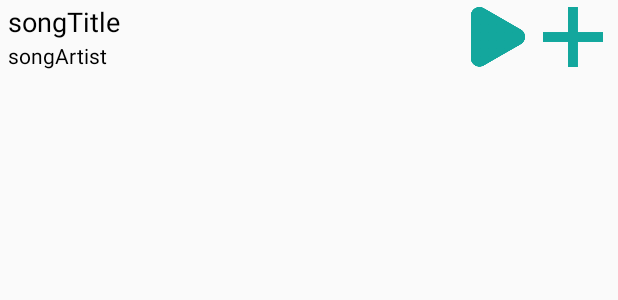
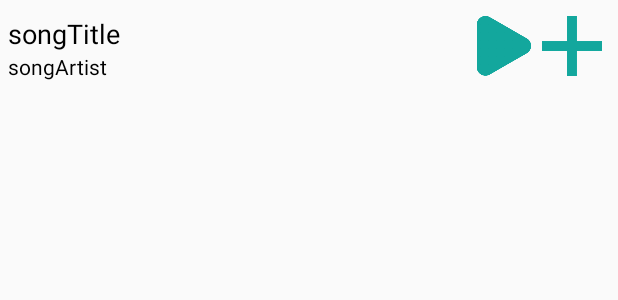
Before and after one commit to Corryn/OctaveMusicApp, an Android app: the layout list_item_song.xml on its own in the app's theme, with its tools: preview values and no code run, on a phone screen of 412 x 824 dp. Shown: the top 300 px of the screen. Run offline under Robolectric (Android 15) with nearby library versions, the phone set to English and light mode, and no system bars.

Commit message:
Refactor ArtistAdapter and SongAdapter to use RecyclerView+ListAdapter

```diff
--- a/app/src/main/java/com/corryn/octave/Player.kt
+++ b/app/src/main/java/com/corryn/octave/Player.kt
@@ -207,14 +207,14 @@ object Player {
         }
     }
 
-    fun filterSongs(query: String): SongAdapter {
+    fun filterSongs(query: String): List<Song> {
         val result = ArrayList<Song>()
         for (s in viewedList!!) {
             if (s.title.toLowerCase().contains(query.toLowerCase())) {
                 result.add(s)
             }
         }
-        return SongAdapter(context, R.layout.list_item_song, result)
+        return result
     }
 
     fun getNowPlaying(): Song? {
--- /dev/null
+++ b/app/src/main/res/drawable/blank_divider.xml
@@ -0,0 +1,5 @@
+<?xml version="1.0" encoding="utf-8"?>
+<shape xmlns:android="http://schemas.android.com/apk/res/android">
+    <size android:height="5dp" />
+    <solid android:color="@color/transparent" />
+</shape>
--- a/app/src/main/res/layout/fragment_player.xml
+++ b/app/src/main/res/layout/fragment_player.xml
@@ -172,14 +172,12 @@
             android:layout_marginTop="5dp"
             android:layout_below="@id/searchBar">
 
-            <ListView
+            <androidx.recyclerview.widget.RecyclerView
                 android:id="@+id/playerMenuList"
                 android:layout_width="0dp"
                 android:layout_weight="0.7"
                 android:layout_height="match_parent"
-                android:layout_margin="5dp"
-                android:dividerHeight="5dp"
-                android:divider="#FFFFFF" />
+                android:layout_margin="5dp" />
 
             <ImageView
                 android:id="@+id/playerMenuArt"
--- a/app/src/main/res/layout/list_item_song.xml
+++ b/app/src/main/res/layout/list_item_song.xml
@@ -1,65 +1,67 @@
 <?xml version="1.0" encoding="utf-8"?>
-<RelativeLayout xmlns:android="http://schemas.android.com/apk/res/android"
-    android:orientation="vertical" android:layout_width="match_parent"
-    android:layout_height="50dp"
-    android:focusable="false"
-    android:focusableInTouchMode="false"
-    android:descendantFocusability="blocksDescendants">
+<androidx.constraintlayout.widget.ConstraintLayout xmlns:android="http://schemas.android.com/apk/res/android"
+    xmlns:app="http://schemas.android.com/apk/res-auto"
+    xmlns:tools="http://schemas.android.com/tools"
+    android:layout_width="match_parent"
+    android:layout_height="wrap_content"
+    android:padding="5dp">
 
     <TextView
         android:id="@+id/songTitle"
-        android:text="songTitle"
-        android:layout_width="match_parent"
-        android:focusable="true"
-        android:focusableInTouchMode="true"
+        android:layout_width="0dp"
+        android:layout_height="wrap_content"
+        android:layout_marginTop="2dp"
+        android:ellipsize="marquee"
+        android:marqueeRepeatLimit="marquee_forever"
+        android:scrollHorizontally="true"
         android:singleLine="true"
-        android:ellipsize="marquee"
-        android:marqueeRepeatLimit ="marquee_forever"
-        android:scrollHorizontally="true"
-        android:layout_height="25dp"
-        android:layout_marginTop="2dp"
-        android:layout_toLeftOf="@+id/menuPlay"
-        android:paddingLeft="5dp"
+        android:layout_marginEnd="5dp"
         android:textAppearance="?android:attr/textAppearanceMedium"
         android:textColor="#000000"
-        android:layout_alignParentTop="true"/>
+        app:layout_constraintBottom_toTopOf="@+id/songArtist"
+        app:layout_constraintEnd_toStartOf="@id/menuPlay"
+        app:layout_constraintHorizontal_bias="0.5"
+        app:layout_constraintStart_toStartOf="parent"
+        app:layout_constraintTop_toTopOf="parent"
+        app:layout_constraintVertical_chainStyle="packed"
+        tools:text="songTitle" />
 
     <TextView
         android:id="@+id/songArtist"
-        android:text="songArtist"
-        android:layout_width="match_parent"
-        android:focusable="true"
-        android:focusableInTouchMode="true"
+        android:layout_width="0dp"
+        android:layout_height="wrap_content"
+        android:ellipsize="marquee"
+        android:marqueeRepeatLimit="marquee_forever"
+        android:scrollHorizontally="true"
         android:singleLine="true"
-        android:layout_toLeftOf="@+id/menuPlay"
-        android:ellipsize="marquee"
-        android:marqueeRepeatLimit ="marquee_forever"
-        android:scrollHorizontally="true"
-        android:paddingLeft="5dp"
-        android:layout_height="20dp"
         android:textColor="#000000"
-        android:layout_below="@id/songTitle"/>
+        app:layout_constraintBottom_toBottomOf="parent"
+        app:layout_constraintEnd_toEndOf="@id/songTitle"
+        app:layout_constraintHorizontal_bias="0.5"
+        app:layout_constraintStart_toStartOf="@id/songTitle"
+        app:layout_constraintTop_toBottomOf="@+id/songTitle"
+        tools:text="songArtist" />
 
     <ImageView
         android:id="@+id/menuPlay"
         android:layout_width="40dp"
         android:layout_height="40dp"
+        android:layout_margin="5dp"
         android:src="@drawable/octaveplay"
-        android:layout_centerVertical="true"
-        android:soundEffectsEnabled="false"
-        android:layout_marginRight="10dp"
-        android:layout_toLeftOf="@+id/menuAdd"/>
+        app:layout_constraintBottom_toBottomOf="parent"
+        app:layout_constraintEnd_toStartOf="@id/menuAdd"
+        app:layout_constraintTop_toTopOf="parent" />
 
     <ImageView
         android:id="@+id/menuAdd"
         android:layout_width="40dp"
         android:layout_height="40dp"
+        android:layout_margin="5dp"
         android:src="@drawable/octaveplus"
-        android:layout_marginRight="10dp"
-        android:soundEffectsEnabled="false"
-        android:layout_centerVertical="true"
+        android:textAppearance="?android:attr/textAppearanceLarge"
         android:textColor="#000000"
-        android:textAppearance="?android:attr/textAppearanceLarge"
-        android:layout_alignParentRight="true"/>
+        app:layout_constraintBottom_toBottomOf="parent"
+        app:layout_constraintEnd_toEndOf="parent"
+        app:layout_constraintTop_toTopOf="parent" />
 
-</RelativeLayout>
+</androidx.constraintlayout.widget.ConstraintLayout>
--- a/app/src/main/res/values/colors.xml
+++ b/app/src/main/res/values/colors.xml
@@ -9,6 +9,7 @@
     <color name="octaveOffGreen">#00CCCC</color>
     <color name="pressed_color">#F0F0F5</color>
     <color name="default_color">#FFFFFF</color>
+    <color name="transparent">#00000000</color>
 
     <color name="purple_200">#FFBB86FC</color>
     <color name="purple_500">#FF6200EE</color>
```
Also changed, not shown: app/src/main/java/com/corryn/octave/ArtistAdapter.java (deleted, +0 -58 lines), app/src/main/java/com/corryn/octave/PlayerFragment.kt (+91 -56 lines), app/src/main/java/com/corryn/octave/SongAdapter.java (deleted, +0 -112 lines), app/src/main/java/com/corryn/octave/model/Song.java (deleted, +0 -24 lines), app/src/main/java/com/corryn/octave/model/Song.kt (added, +9 -0 lines), app/src/main/java/com/corryn/octave/ui/ArtistAdapter.kt (added, +56 -0 lines), app/src/main/java/com/corryn/octave/ui/SongAdapter.kt (added, +85 -0 lines), app/src/main/res/layout/list_item_artist.xml (+16 -17 lines).
